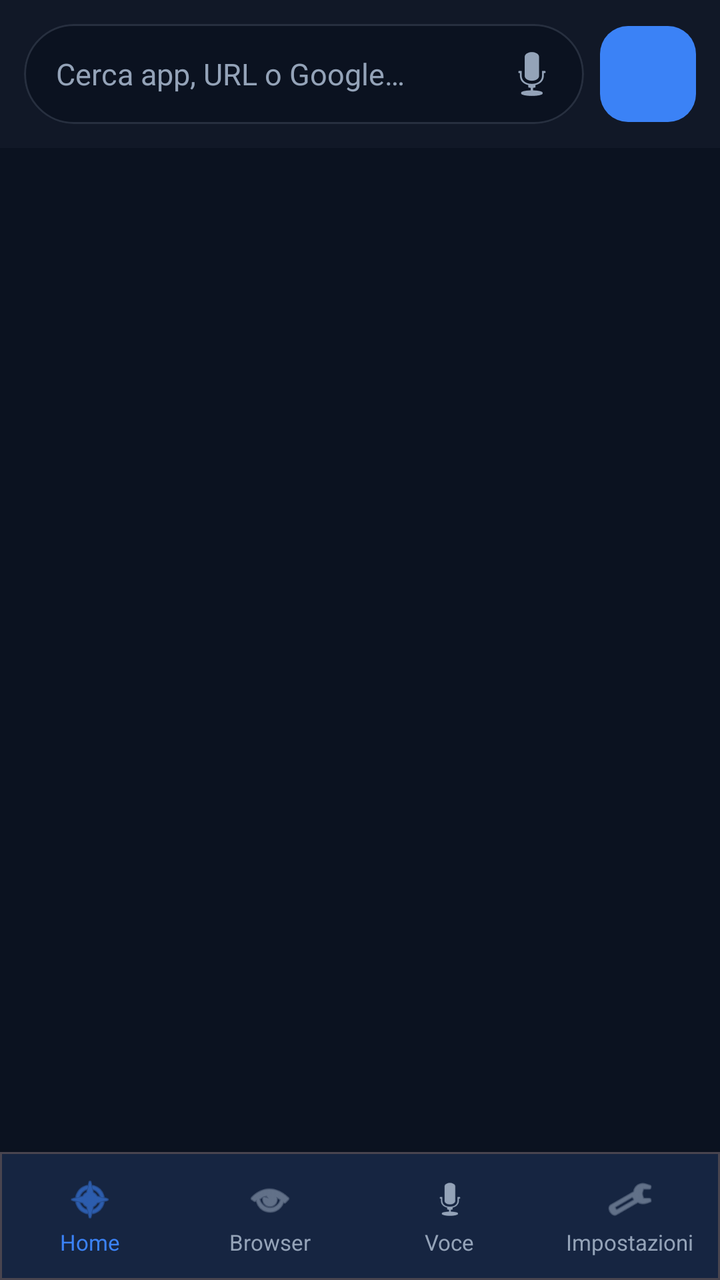
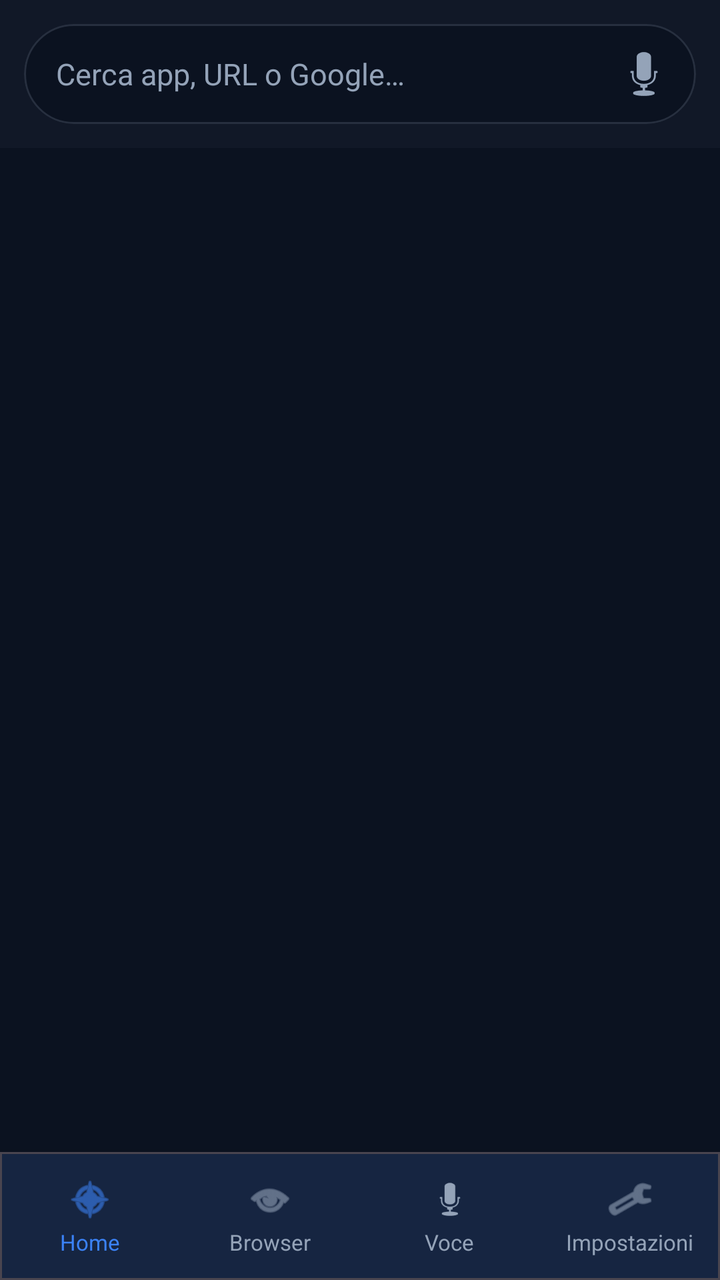

Compare the two renders of this Android layout. The source of the first and the diff that turns it into the second are given below.
<!-- AndroidManifest.xml: activity theme Theme.WebLauncher -->
<!-- res/layout/activity_main.xml -->
<?xml version="1.0" encoding="utf-8"?>
<androidx.constraintlayout.widget.ConstraintLayout
    xmlns:android="http://schemas.android.com/apk/res/android"
    xmlns:app="http://schemas.android.com/apk/res-auto"
    android:layout_width="match_parent"
    android:layout_height="match_parent"
    android:background="@color/bg">

    <LinearLayout
        android:id="@+id/homePanel"
        android:layout_width="0dp"
        android:layout_height="0dp"
        android:orientation="vertical"
        app:layout_constraintTop_toTopOf="parent"
        app:layout_constraintBottom_toTopOf="@id/bottomBar"
        app:layout_constraintStart_toStartOf="parent"
        app:layout_constraintEnd_toEndOf="parent">

        <LinearLayout
            android:id="@+id/header"
            android:layout_width="match_parent"
            android:layout_height="wrap_content"
            android:orientation="horizontal"
            android:padding="12dp"
            android:gravity="center_vertical"
            android:background="@color/bg_elevated">

            <com.google.android.material.card.MaterialCardView
                android:layout_width="0dp"
                android:layout_height="50dp"
                android:layout_weight="1"
                app:cardCornerRadius="25dp"
                app:cardBackgroundColor="@color/bg"
                app:cardElevation="0dp"
                app:strokeWidth="1dp"
                app:strokeColor="#3394A3B8">

                <LinearLayout
                    android:layout_width="match_parent"
                    android:layout_height="match_parent"
                    android:orientation="horizontal"
                    android:gravity="center_vertical"
                    android:paddingStart="16dp"
                    android:paddingEnd="4dp">

                    <EditText
                        android:id="@+id/searchInput"
                        android:layout_width="0dp"
                        android:layout_height="match_parent"
                        android:layout_weight="1"
                        android:background="@android:color/transparent"
                        android:hint="@string/search_hint"
                        android:textColorHint="@color/text_muted"
                        android:textColor="@color/text"
                        android:textSize="15sp"
                        android:inputType="text"
                        android:imeOptions="actionSearch"
                        android:maxLines="1"
                        android:importantForAutofill="no" />

                    <ImageButton
                        android:id="@+id/btnMic"
                        android:layout_width="44dp"
                        android:layout_height="44dp"
                        android:background="?attr/selectableItemBackgroundBorderless"
                        android:src="@android:drawable/ic_btn_speak_now"
                        android:contentDescription="@string/voice"
                        app:tint="@color/text_muted" />
                </LinearLayout>
            </com.google.android.material.card.MaterialCardView>

            <com.google.android.material.button.MaterialButton
                android:id="@+id/btnAdd"
                android:layout_width="48dp"
                android:layout_height="48dp"
                android:layout_marginStart="8dp"
                android:insetTop="0dp"
                android:insetBottom="0dp"
                android:text="+"
                android:textSize="22sp"
                android:textColor="@android:color/white"
                app:backgroundTint="@color/accent"
                app:cornerRadius="14dp" />
        </LinearLayout>

        <TextView
            android:id="@+id/webSearchHint"
            android:layout_width="match_parent"
            android:layout_height="wrap_content"
            android:paddingHorizontal="16dp"
            android:paddingTop="10dp"
            android:paddingBottom="4dp"
            android:textColor="@color/accent"
            android:textSize="14sp"
            android:visibility="gone" />

        <androidx.recyclerview.widget.RecyclerView
            android:id="@+id/recycler"
            android:layout_width="match_parent"
            android:layout_height="0dp"
            android:layout_weight="1"
            android:clipToPadding="false"
            android:paddingHorizontal="10dp"
            android:paddingTop="6dp"
            android:paddingBottom="12dp" />
    </LinearLayout>

    <LinearLayout
        android:id="@+id/browserPanel"
        android:layout_width="0dp"
        android:layout_height="0dp"
        android:orientation="vertical"
        android:visibility="gone"
        app:layout_constraintTop_toTopOf="parent"
        app:layout_constraintBottom_toTopOf="@id/bottomBar"
        app:layout_constraintStart_toStartOf="parent"
        app:layout_constraintEnd_toEndOf="parent">

        <LinearLayout
            android:layout_width="match_parent"
            android:layout_height="48dp"
            android:orientation="horizontal"
            android:gravity="center_vertical"
            android:background="@color/bg_elevated"
            android:paddingHorizontal="4dp">

            <ImageButton android:id="@+id/btnWebBack" android:layout_width="44dp" android:layout_height="44dp" android:background="?attr/selectableItemBackgroundBorderless" android:src="@android:drawable/ic_media_previous" app:tint="@color/text" android:contentDescription="Indietro" />
            <ImageButton android:id="@+id/btnWebForward" android:layout_width="44dp" android:layout_height="44dp" android:background="?attr/selectableItemBackgroundBorderless" android:src="@android:drawable/ic_media_next" app:tint="@color/text" android:contentDescription="Avanti" />
            <ImageButton android:id="@+id/btnWebRefresh" android:layout_width="44dp" android:layout_height="44dp" android:background="?attr/selectableItemBackgroundBorderless" android:src="@android:drawable/ic_popup_sync" app:tint="@color/text" android:contentDescription="Aggiorna" />

            <TextView android:id="@+id/webTitle" android:layout_width="0dp" android:layout_height="wrap_content" android:layout_weight="1" android:textColor="@color/text" android:textSize="13sp" android:maxLines="1" android:ellipsize="end" android:paddingHorizontal="6dp" />

            <ImageButton android:id="@+id/btnWebExternal" android:layout_width="44dp" android:layout_height="44dp" android:background="?attr/selectableItemBackgroundBorderless" android:src="@android:drawable/ic_menu_share" app:tint="@color/text_muted" android:contentDescription="Apri esterno" />
            <ImageButton android:id="@+id/btnWebClose" android:layout_width="44dp" android:layout_height="44dp" android:background="?attr/selectableItemBackgroundBorderless" android:src="@android:drawable/ic_menu_close_clear_cancel" app:tint="@color/danger" android:contentDescription="Chiudi" />
        </LinearLayout>

        <ProgressBar android:id="@+id/webProgress" style="?android:attr/progressBarStyleHorizontal" android:layout_width="match_parent" android:layout_height="3dp" android:max="100" android:progress="0" android:visibility="gone" />

        <WebView android:id="@+id/webView" android:layout_width="match_parent" android:layout_height="0dp" android:layout_weight="1" />
    </LinearLayout>

    <com.google.android.material.card.MaterialCardView
        android:id="@+id/bottomBar"
        android:layout_width="0dp"
        android:layout_height="wrap_content"
        app:cardBackgroundColor="@color/bg_elevated"
        app:cardElevation="10dp"
        app:cardCornerRadius="0dp"
        app:layout_constraintBottom_toBottomOf="parent"
        app:layout_constraintStart_toStartOf="parent"
        app:layout_constraintEnd_toEndOf="parent">

        <LinearLayout android:layout_width="match_parent" android:layout_height="64dp" android:orientation="horizontal" android:gravity="center">

            <LinearLayout android:id="@+id/navHome" android:layout_width="0dp" android:layout_height="match_parent" android:layout_weight="1" android:orientation="vertical" android:gravity="center" android:background="?attr/selectableItemBackground">
                <ImageView android:id="@+id/iconHome" android:layout_width="24dp" android:layout_height="24dp" android:src="@android:drawable/ic_menu_compass" app:tint="@color/accent" android:contentDescription="@string/home" />
                <TextView android:id="@+id/labelHome" android:layout_width="wrap_content" android:layout_height="wrap_content" android:text="@string/home" android:textColor="@color/accent" android:textSize="11sp" android:layout_marginTop="2dp" />
            </LinearLayout>

            <LinearLayout android:id="@+id/navBrowser" android:layout_width="0dp" android:layout_height="match_parent" android:layout_weight="1" android:orientation="vertical" android:gravity="center" android:background="?attr/selectableItemBackground">
                <ImageView android:id="@+id/iconBrowser" android:layout_width="24dp" android:layout_height="24dp" android:src="@android:drawable/ic_menu_view" app:tint="@color/text_muted" android:contentDescription="Browser" />
                <TextView android:id="@+id/labelBrowser" android:layout_width="wrap_content" android:layout_height="wrap_content" android:text="Browser" android:textColor="@color/text_muted" android:textSize="11sp" android:layout_marginTop="2dp" />
            </LinearLayout>

            <LinearLayout android:id="@+id/navVoice" android:layout_width="0dp" android:layout_height="match_parent" android:layout_weight="1" android:orientation="vertical" android:gravity="center" android:background="?attr/selectableItemBackground">
                <ImageView android:layout_width="24dp" android:layout_height="24dp" android:src="@android:drawable/ic_btn_speak_now" app:tint="@color/text_muted" android:contentDescription="@string/voice" />
                <TextView android:layout_width="wrap_content" android:layout_height="wrap_content" android:text="@string/voice" android:textColor="@color/text_muted" android:textSize="11sp" android:layout_marginTop="2dp" />
            </LinearLayout>

            <LinearLayout android:id="@+id/navSettings" android:layout_width="0dp" android:layout_height="match_parent" android:layout_weight="1" android:orientation="vertical" android:gravity="center" android:background="?attr/selectableItemBackground">
                <ImageView android:layout_width="24dp" android:layout_height="24dp" android:src="@android:drawable/ic_menu_preferences" app:tint="@color/text_muted" android:contentDescription="@string/settings" />
                <TextView android:layout_width="wrap_content" android:layout_height="wrap_content" android:text="@string/settings" android:textColor="@color/text_muted" android:textSize="11sp" android:layout_marginTop="2dp" />
            </LinearLayout>
        </LinearLayout>
    </com.google.android.material.card.MaterialCardView>

</androidx.constraintlayout.widget.ConstraintLayout>
<!-- resources referenced by this layout -->
<resources>
  <color name="accent">#3B82F6</color>
  <color name="bg">#0B1220</color>
  <color name="bg_elevated">#111827</color>
  <color name="danger">#EF4444</color>
  <color name="text">#F1F5F9</color>
  <color name="text_muted">#94A3B8</color>
  <string name="home">Home</string>
  <string name="search_hint">Cerca app, URL o Google\u2026</string>
  <string name="settings">Impostazioni</string>
  <string name="voice">Voce</string>
  <style name="Theme.WebLauncher" parent="Theme.Material3.Dark.NoActionBar">
          <item name="colorPrimary">@color/accent</item>
          <item name="colorOnPrimary">@android:color/white</item>
          <item name="colorSecondary">@color/accent</item>
          <item name="android:statusBarColor">@color/bg_elevated</item>
          <item name="android:navigationBarColor">@color/bg_elevated</item>
          <item name="android:windowBackground">@color/bg</item>
          <item name="android:colorBackground">@color/bg</item>
          <item name="colorSurface">@color/bg_elevated</item>
          <item name="colorOnSurface">@color/text</item>
          <item name="android:textColorPrimary">@color/text</item>
          <item name="android:textColorSecondary">@color/text_muted</item>
      </style>
</resources>

<!-- the commit's change to res/layout/activity_main.xml (unified diff, before → after) -->
@@ -68,19 +68,6 @@
                         app:tint="@color/text_muted" />
                 </LinearLayout>
             </com.google.android.material.card.MaterialCardView>
-
-            <com.google.android.material.button.MaterialButton
-                android:id="@+id/btnAdd"
-                android:layout_width="48dp"
-                android:layout_height="48dp"
-                android:layout_marginStart="8dp"
-                android:insetTop="0dp"
-                android:insetBottom="0dp"
-                android:text="+"
-                android:textSize="22sp"
-                android:textColor="@android:color/white"
-                app:backgroundTint="@color/accent"
-                app:cornerRadius="14dp" />
         </LinearLayout>
 
         <TextView
